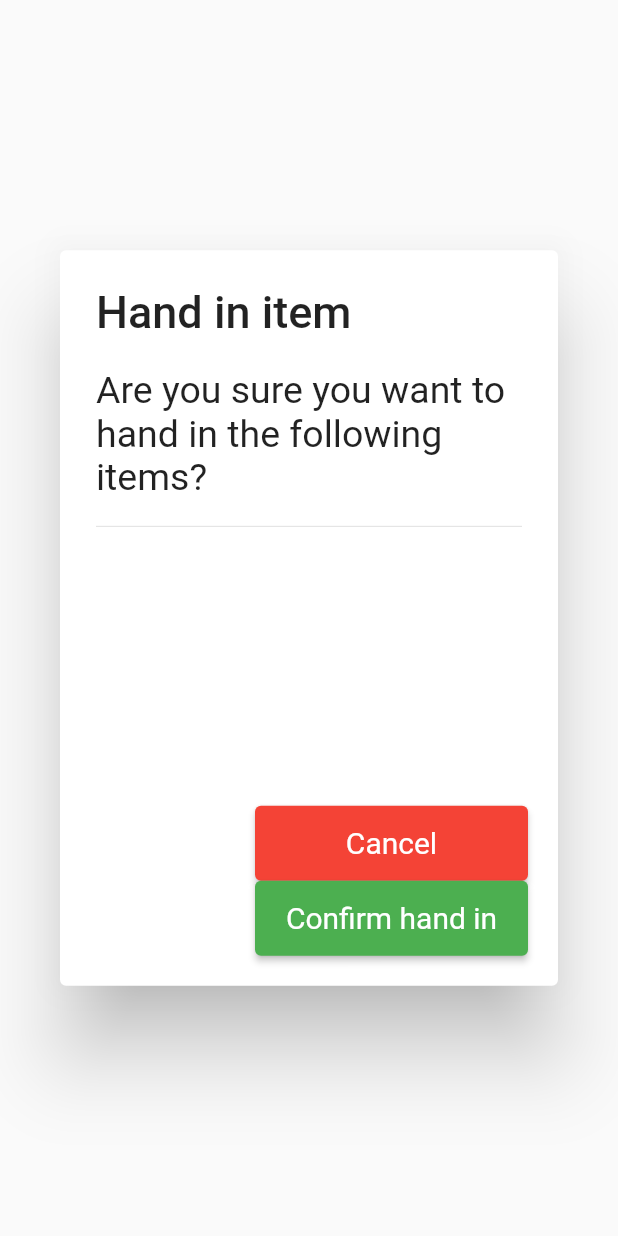
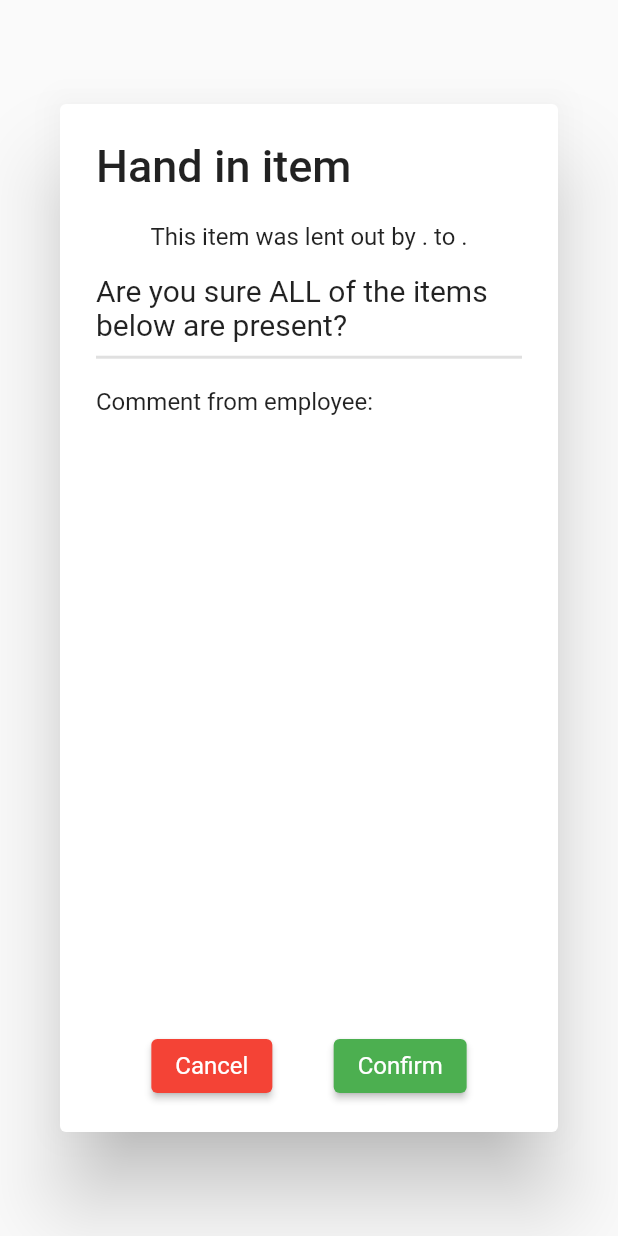
Before and after one commit to phil2988/ria-loner-program, a Flutter app: the HandInItemDialog widget shown alone on an empty page, opened directly with empty values, on a phone screen of 412 x 824 dp. Run offline on Flutter 3.47's test engine with Material 2 defaults, Android fonts, the phone set to English and light mode, and no system bars; missing offline and left inert: sql_conn.

Commit message:
this looks amazing

```diff
--- a/lib/add_and_hand_in_loan/loan_repository.dart
+++ b/lib/add_and_hand_in_loan/loan_repository.dart
@@ -63,11 +63,6 @@ class LoanRepository {
     }
   }
 
-  /// Updates an exitsing loan in the database to be handed in
-  ///
-  /// [loan] is the loan to hand in
-  Future handInLoan(Loan loan) async {}
-
   /// Gets all loans from the database
   ///
   /// Returns an empty list if no loans are found
@@ -90,6 +85,52 @@ class LoanRepository {
     }
   }
 
+  /// Gets all loan items associated with a loan from the database
+  ///
+  /// [loanId] is the id of the loan to get items from
+  ///
+  /// Returns an empty list if no loans are found
+  Future<List<Map<String, dynamic>>> getAllLoanItems(String loanId) async {
+    try {
+      // Getting all loans from database
+      final jsonString = await SqlConn.readData(
+          "SELECT * FROM LoanItems WHERE loan = '$loanId'");
+
+      // Convert the data from a string to a list of dynamic maps
+      final List<dynamic> dataList = jsonDecode(jsonString);
+
+      // Convert the list of dynamic maps to a list of maps with String keys
+      final List<Map<String, dynamic>> data =
+          dataList.cast<Map<String, dynamic>>();
+
+      return data;
+    } catch (e) {
+      print(e);
+      return [];
+    }
+  }
+
+  /// Updates the delivered status of a loan in the database
+  ///
+  /// [loanId] is the id of the loan to update
+  ///
+  /// Throws an exception if the query fails
+  Future handInLoan(String loanId) async {
+    // Building query for adding loanitems to database
+    String query = "UPDATE Loans SET delivered = '1' WHERE id = '$loanId'";
+
+    // Writing query to database
+    try {
+      final res = await SqlConn.writeData(query);
+      // Should return true if the query was successful
+      if (res == false) {
+        throw Exception("Adding loan items to database returned false");
+      }
+    } catch (e) {
+      throw Exception("Error adding loan items to database");
+    }
+  }
+
   Future<Map<String, dynamic>> validateStudyNumber(String studyNumber) async {
     try {
       final jsonString = await SqlConn.readData(
--- a/lib/add_and_hand_in_loan/screens/add_loan_screen.dart
+++ b/lib/add_and_hand_in_loan/screens/add_loan_screen.dart
@@ -184,8 +184,13 @@ class _AddLoanScreenState extends State<AddLoanScreen> {
             Text(labelText),
             const SizedBox(height: 10),
             SelectDateWidget(
-              initialDate: DateTime.now(),
-              lastDate: DateTime.now(),
+              initialDate: label == "Loan date" ? DateTime.now() : null,
+              firstDate: label == "Loan date"
+                  ? DateTime.now().subtract(const Duration(days: 30))
+                  : DateTime.now().subtract(const Duration(days: 27)),
+              lastDate: label == "Loan date"
+                  ? DateTime.now()
+                  : DateTime.now().add(const Duration(days: 3)),
               label: label,
               onDateSelected: onDateSelected,
             ),
--- a/lib/add_and_hand_in_loan/widgets/hand_in_item_dialog.dart
+++ b/lib/add_and_hand_in_loan/widgets/hand_in_item_dialog.dart
@@ -2,13 +2,47 @@ import 'dart:convert';
 import 'dart:io';
 
 import 'package:flutter/material.dart';
+import 'package:ria_udlaans_program/add_and_hand_in_loan/loan_repository.dart';
+import 'package:ria_udlaans_program/add_and_hand_in_loan/models/loan_item.dart';
 
 import '../models/loan.dart';
 
-class HandInItemDialog extends StatelessWidget {
-  const HandInItemDialog({required this.item});
+class HandInItemDialog extends StatefulWidget {
+  const HandInItemDialog({super.key, required this.item});
 
   final Loan item;
+
+  @override
+  State<HandInItemDialog> createState() => _HandInItemDialogState();
+}
+
+class _HandInItemDialogState extends State<HandInItemDialog> {
+  List<LoanItem> items = [];
+  bool loadingItems = true;
+
+  @override
+  void initState() {
+    super.initState();
+
+    // Fetch items from database
+    if (widget.item.id == null) {
+      throw Exception("Item id is null");
+    }
+
+    LoanRepository().getAllLoanItems(widget.item.id!).then(
+          (value) => {
+            for (var item in value)
+              {
+                items.add(
+                  LoanItem.fromJson(item),
+                )
+              },
+            setState(() {
+              loadingItems = false;
+            })
+          },
+        );
+  }
 
   @override
   Widget build(BuildContext context) {
@@ -18,113 +52,138 @@ class HandInItemDialog extends StatelessWidget {
         style: TextStyle(fontSize: 30),
       ),
       content: SizedBox(
-        width: MediaQuery.of(context).size.width * 0.5,
-        height: MediaQuery.of(context).size.height * 0.3,
+        width: MediaQuery.of(context).size.width * 0.7,
+        height: MediaQuery.of(context).size.height * 0.6,
         child: LayoutBuilder(builder: (context, constraints) {
-          return Column(
+          return SingleChildScrollView(
+            child: Column(
               children: [
+                Text(
+                    "This item was lent out by ${widget.item.employee}. to ${widget.item.loaner}."),
+                SizedBox(
+                  height: constraints.maxHeight * 0.03,
+                ),
                 const Align(
                   alignment: Alignment.centerLeft,
                   child: Text(
-                  "Are you sure you want to hand in the following items?",
+                    "Are you sure ALL of the items below are present?",
                     style: TextStyle(
-                    fontSize: 25,
+                      fontSize: 20,
                     ),
                   ),
                 ),
-              const SizedBox(
-                height: 10,
+                if (loadingItems)
+                  const Center(
+                    child: CircularProgressIndicator(),
                   ),
-              const Divider(),
-              // ...item.items.map((e) => Column(
-              //       children: [
-              //         Row(
-              //           crossAxisAlignment: CrossAxisAlignment.start,
-              //           mainAxisAlignment: MainAxisAlignment.spaceBetween,
-              //           children: [
-              //             SizedBox(
-              //               width: constraints.maxWidth * 0.45,
-              //               child: Column(
-              //                 crossAxisAlignment: CrossAxisAlignment.start,
-              //                 children: [
-              //                   Text(
-              //                     "Description: ${e.name ?? "n/a"}",
-              //                     style: const TextStyle(fontSize: 20),
-              //                   ),
-              //                 ],
-              //               ),
-              //             ),
-              //             SizedBox(
-              //               width: constraints.maxWidth * 0.45,
-              //               child: Column(
-              //                 crossAxisAlignment: CrossAxisAlignment.start,
-              //                 children: [
-              //                   Text(
-              //                     "Category: ${e.category?.toString() ?? "n/a"}",
-              //                     style: const TextStyle(fontSize: 20),
-              //                   ),
-              //                 ],
-              //               ),
-              //             ),
-              //           ],
-              //         ),
-              //         const Divider()
-              //       ],
-              //     )),
+                const Divider(
+                  thickness: 2,
+                  height: 20,
+                ),
+                ...items.map((e) => Column(
+                      children: [
+                        Row(
+                          crossAxisAlignment: CrossAxisAlignment.start,
+                          mainAxisAlignment: MainAxisAlignment.spaceBetween,
+                          children: [
+                            SizedBox(
+                              width: constraints.maxWidth * 0.45,
+                              child: Column(
+                                crossAxisAlignment: CrossAxisAlignment.start,
+                                children: [
+                                  Text(
+                                    "${e.category?.toString() ?? "n/a"}:",
+                                    style: const TextStyle(fontSize: 16),
+                                  ),
                                 ],
+                              ),
+                            ),
+                            SizedBox(
+                              width: constraints.maxWidth * 0.45,
+                              child: Column(
+                                crossAxisAlignment: CrossAxisAlignment.start,
+                                children: [
+                                  Text(
+                                    e.name ?? "n/a",
+                                    style: const TextStyle(fontSize: 16),
+                                  ),
+                                ],
+                              ),
+                            ),
+                          ],
+                        ),
+                        const Divider(
+                          thickness: 2,
+                        ),
+                      ],
+                    )),
+                widget.item.comment == null
+                    ? Container()
+                    : Column(
+                        children: [
+                          SizedBox(
+                            height: constraints.maxHeight * 0.02,
+                          ),
+                          Align(
+                              alignment: Alignment.centerLeft,
+                              child: Text("Comment from employee:")),
+                          SizedBox(
+                            height: constraints.maxHeight * 0.02,
+                          ),
+                          Align(
+                              alignment: Alignment.centerLeft,
+                              child: Text(widget.item.comment ?? "n/a")),
+                        ],
+                      ),
+              ],
+            ),
           );
         }),
       ),
-      actionsAlignment: MainAxisAlignment.spaceBetween,
       actionsPadding: const EdgeInsets.all(20),
       actions: [
+        Row(
+          mainAxisSize: MainAxisSize.max,
+          mainAxisAlignment: MainAxisAlignment.spaceEvenly,
+          children: [
             ElevatedButton(
               onPressed: () => Navigator.pop(context),
               style: ElevatedButton.styleFrom(
                 backgroundColor: Colors.red,
-            textStyle: const TextStyle(fontSize: 20),
+                textStyle: const TextStyle(fontSize: 16),
               ),
-          child: const SizedBox(
-            height: 50,
-            width: 150,
-            child: Center(child: Text("Cancel")),
-          ),
+              child: const Text("Cancel"),
             ),
             ElevatedButton(
               onPressed: () => confirmHandIn(context),
               style: ElevatedButton.styleFrom(
                 backgroundColor: Colors.green,
-            textStyle: const TextStyle(fontSize: 20),
+                textStyle: const TextStyle(fontSize: 16),
               ),
-          child: const SizedBox(
-            height: 50,
-            width: 150,
-            child: Center(child: Text("Confirm hand in")),
+              child: const Text("Confirm"),
             ),
+          ],
         ),
       ],
     );
   }
 
-  void confirmHandIn(BuildContext context) {
-    final dataFile = File("data.json");
-    final data = dataFile.readAsStringSync();
-    List<Loan> loans =
-        jsonDecode(data).map<Loan>((e) => Loan.fromJson(e)).toList();
+  void confirmHandIn(BuildContext context) async {
+    final snackbar = ScaffoldMessenger.of(context);
+    final navigator = Navigator.of(context);
+    // Update loan in database
     try {
-      loans.where((i) => i.id == item.id).first.delivered = true;
+      await LoanRepository().handInLoan(widget.item.id!);
     } catch (e) {
-      ScaffoldMessenger.of(context).showSnackBar(const SnackBar(
-        content: Text("Error: Could not find item in list of loans."),
+      snackbar.showSnackBar(const SnackBar(
+        content: Text("Error handing in loan."),
       ));
-      Navigator.of(context).pop();
       return;
     }
 
-    dataFile.writeAsStringSync(jsonEncode(loans));
-    ScaffoldMessenger.of(context).showSnackBar(const SnackBar(
+    snackbar.showSnackBar(const SnackBar(
       content: Text("Successfully registered hand in of item."),
     ));
-    Navigator.of(context).pop();
+    navigator.pop();
   }
 }
```
Lines whose indentation alone changed are shown as unchanged.
